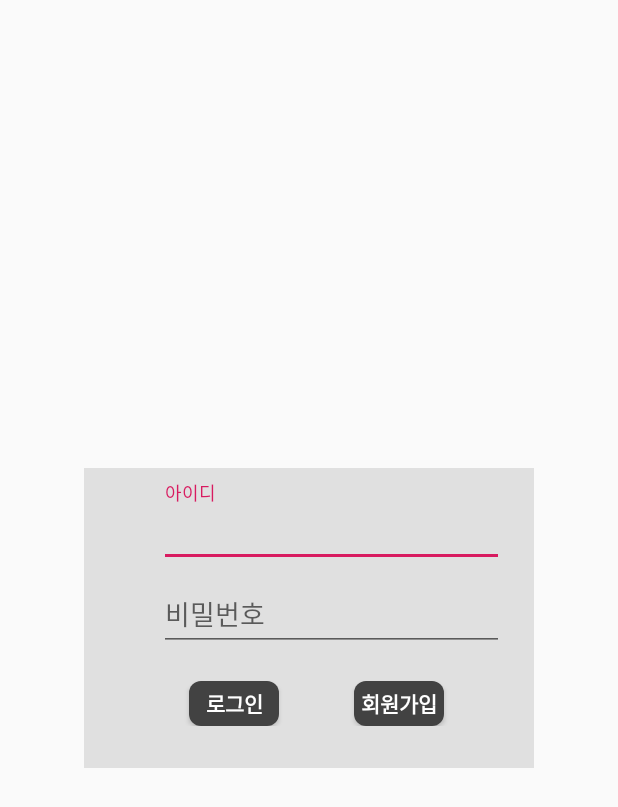
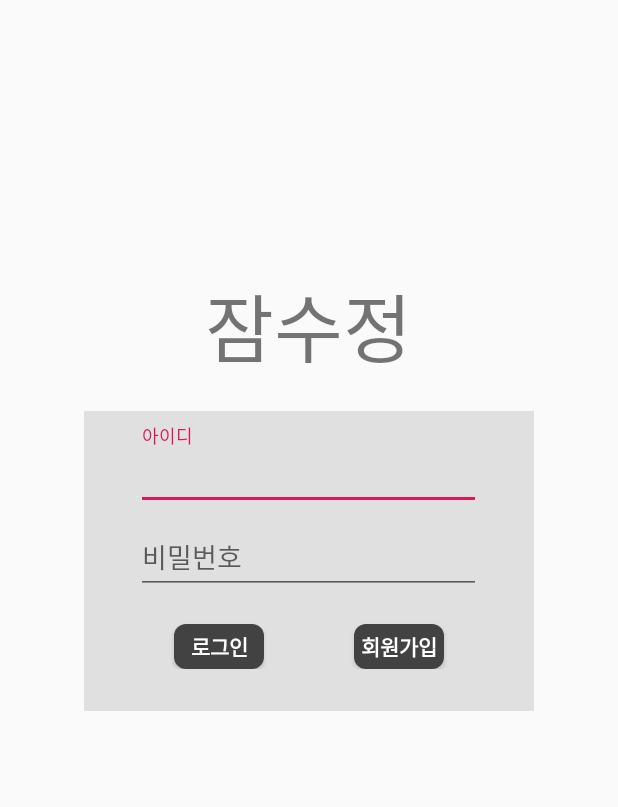
Before and after one commit to YuuJining/Jamsujeong, an Android app: the screen it shows after launch (LoginActivity), on a phone screen of 412 x 824 dp. Shown: the top 807 px of the screen. Run offline under Robolectric (Android 15) with nearby library versions, the phone set to English and light mode, and no system bars; our stand-ins replace Firebase (no records; nobody signed in at launch, a user with empty details on screens opened directly).

Commit message:
로그인 레이아웃 수정

```diff
--- a/app/src/main/java/com/example/myapplication/MainActivity.java
+++ b/app/src/main/java/com/example/myapplication/MainActivity.java
@@ -87,6 +87,7 @@ public class MainActivity extends AppCompatActivity {
                             String endTime = simpleDate.format(reservationEndTime);
                             textView.setText(endTime+"까지 이용 가능합니다.");
 
+                            // 좌석뷰 설정
                             if(Integer.parseInt(num) > 100 && Integer.parseInt(num) < 135) {
                                 seatnumber_textview.setVisibility(View.VISIBLE);
                                 int realNumber = Integer.parseInt(num)-100;
@@ -95,10 +96,12 @@ public class MainActivity extends AppCompatActivity {
                                 seatnumber_textview.setVisibility(View.VISIBLE);
                                 int realNumber = Integer.parseInt(num)-200;
                                 seatnumber_textview.setText("forest "+realNumber+"번 좌석");
-                            }else {
+                            }else if(Integer.parseInt(num) > 300 && Integer.parseInt(num) < 319){
                                 seatnumber_textview.setVisibility(View.VISIBLE);
                                 int realNumber = Integer.parseInt(num)-300;
                                 seatnumber_textview.setText("library "+realNumber+"번 좌석");
+                            } else {
+                                seatnumber_textview.setText(null);
                             }
                         }
 
@@ -168,7 +171,7 @@ public class MainActivity extends AppCompatActivity {
                             database.getInstance().getReference().child("seat").child(seatNum).child("seatflag").setValue(false);
                             database.getInstance().getReference().child("seat").child(seatNum).child("endTime").setValue(0);
                             database.getInstance().getReference().child("reservation").child(num).removeValue();
-                            textView.setText("이용 중인 좌석이 없습니다.");
+//                            textView.setText("이용 중인 좌석이 없습니다.");
                         }
                         //로그아웃
                         else {
--- a/app/src/main/res/layout/activity_login.xml
+++ b/app/src/main/res/layout/activity_login.xml
@@ -2,11 +2,27 @@
 <LinearLayout xmlns:android="http://schemas.android.com/apk/res/android"
     xmlns:app="http://schemas.android.com/apk/res-auto"
     xmlns:tools="http://schemas.android.com/tools"
+    android:layout_width="match_parent"
+    android:layout_height="match_parent"
+    tools:context=".LoginActivity"
+    android:orientation="vertical">
+
+    <TextView
+        android:id="@+id/title"
+        android:layout_width="wrap_content"
+        android:layout_height="wrap_content"
+        android:text="잠수정"
+        android:textSize="50dp"
+        android:layout_marginTop="180dp"
+        android:layout_marginBottom="20dp"
+        android:layout_gravity="center"/>
+
+    <LinearLayout
         android:layout_width="300dp"
         android:layout_height="200dp"
         android:orientation="vertical"
         android:layout_gravity="center"
-    tools:context=".LoginActivity"
+        android:layout_marginBottom="100dp"
         android:background="#E0E0E0">
 
         <com.google.android.material.textfield.TextInputLayout
@@ -19,7 +35,6 @@
                 android:id="@+id/loginActivity_edittext_id"
                 android:layout_width="230dp"
                 android:layout_height="wrap_content"
-            android:layout_marginLeft="15dp"
                 android:hint="아이디" />
         </com.google.android.material.textfield.TextInputLayout>
 
@@ -32,7 +47,6 @@
                 android:layout_width="230dp"
                 android:layout_height="wrap_content"
                 android:inputType="textPassword"
-            android:layout_marginLeft="15dp"
                 android:hint="비밀번호" />
         </com.google.android.material.textfield.TextInputLayout>
 
@@ -45,7 +59,7 @@
                 android:id="@+id/loginActivity_button_login"
                 android:layout_width="60dp"
                 android:layout_height="30dp"
-            android:layout_marginLeft="70dp"
+                android:layout_marginLeft="60dp"
                 android:layout_marginTop="20dp"
                 android:background="@drawable/button_background"
                 android:text="로그인"
@@ -56,7 +70,7 @@
                 android:id="@+id/loginActivity_button_signup"
                 android:layout_width="60dp"
                 android:layout_height="30dp"
-            android:layout_marginLeft="50dp"
+                android:layout_marginLeft="60dp"
                 android:layout_marginTop="20dp"
                 android:background="@drawable/button_background"
                 android:text="회원가입"
@@ -65,3 +79,5 @@
         </LinearLayout>
 
     </LinearLayout>
+
+</LinearLayout>
```
Lines whose indentation alone changed are shown as unchanged.
